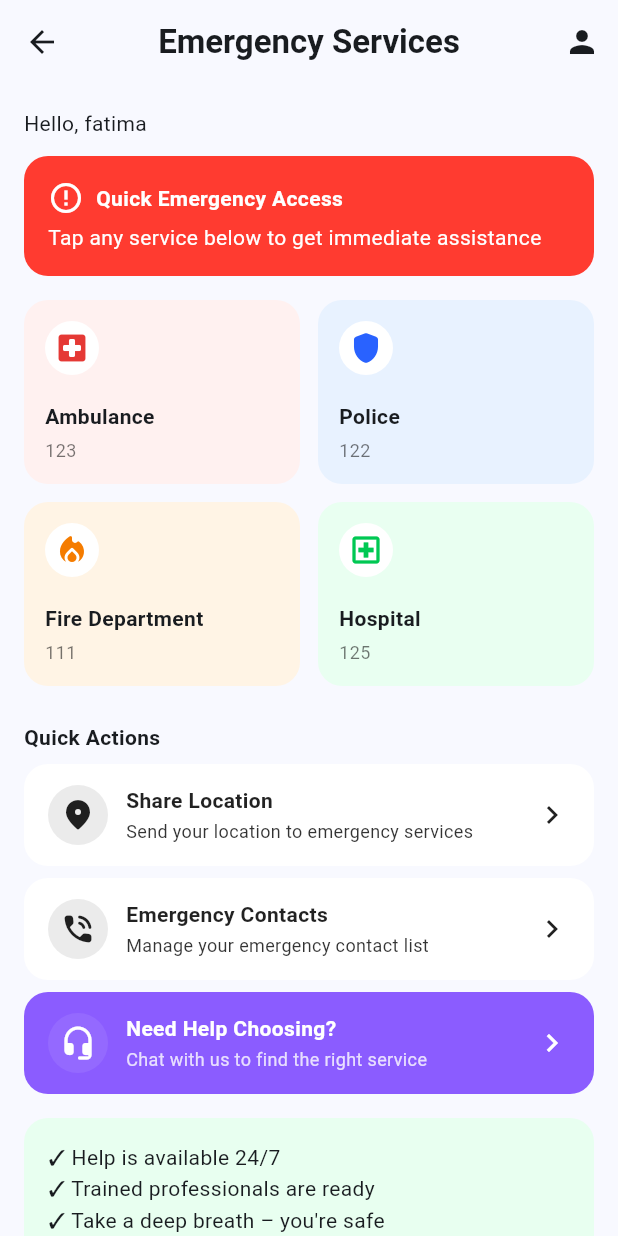
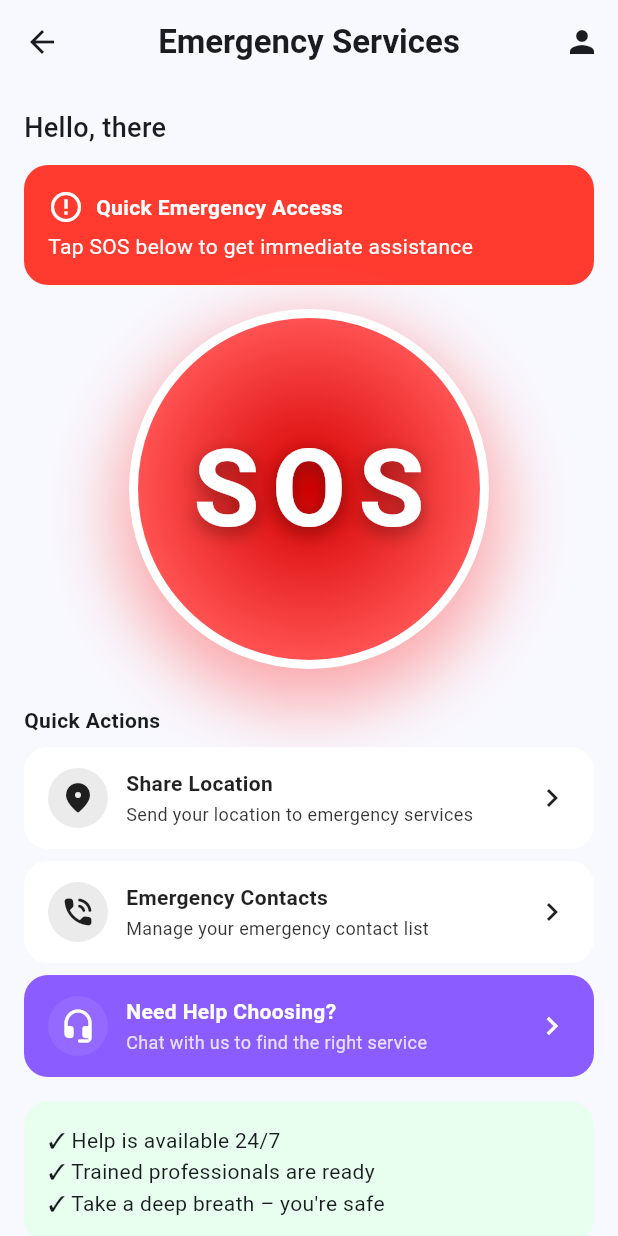
Before and after one commit to youssefhussein/Emergency-Alert, a Flutter app: the EmergencyListScreen screen opened directly, on a phone screen of 412 x 824 dp. Run offline on Flutter 3.47's test engine with Material 3 defaults, Android fonts, the phone set to English and light mode, and no system bars; our stand-ins replace audioplayers, cached_network_image, firebase_ai, firebase_core, flutter_dotenv, flutter_riverpod and 5 more; missing offline and left inert: record; accounts and stored records are empty; network calls fail.

Commit message:
Refactor EmergencyListScreen with profile integration
Updated the EmergencyListScreen to include user profile fetching and improved UI elements.

```diff
--- a/lib/screens/emergency/emergency_list_screen.dart
+++ b/lib/screens/emergency/emergency_list_screen.dart
@@ -1,12 +1,12 @@
 import 'package:flutter/material.dart';
 import 'package:supabase_flutter/supabase_flutter.dart';
-import '../../main.dart'; // gives access to themeController
+// gives access to themeController
 
 import '../../services/emergency_service.dart';
+import '../../services/profile_service.dart';
 import '../../services/emergency_request_service.dart';
 import 'emergency_detail_screen.dart';
 import 'share_location_screen.dart';
-import 'emergency_contacts_screen.dart';
 import 'emergency_chat_screen.dart';
 import 'package:emergency_alert/screens/profile/contacts_screen.dart';
 import 'package:emergency_alert/screens/profile/profile_screen.dart';
@@ -21,7 +21,7 @@ class EmergencyListScreen extends StatelessWidget {
     final c = theme.colorScheme;
     return Scaffold(
       // backgroundColor: const Color(0xFFF5F7FB),
-      backgroundColor: c.background,
+      backgroundColor: c.surface,
 
       appBar: AppBar(
         // backgroundColor: Colors.white,
@@ -29,6 +29,12 @@ class EmergencyListScreen extends StatelessWidget {
         foregroundColor: c.onSurface,
         elevation: 0,
         titleSpacing: 0,
+        leading: Navigator.canPop(context)
+            ? IconButton(
+                icon: const Icon(Icons.arrow_back),
+                onPressed: () => Navigator.of(context).pop(),
+              )
+            : null,
         title: const Text(
           'Emergency Services',
           style: TextStyle(fontWeight: FontWeight.w600),
@@ -49,7 +55,30 @@ class EmergencyListScreen extends StatelessWidget {
         child: ListView(
           padding: const EdgeInsets.all(16),
           children: [
-            const Text('Hello, fatima'),
+            FutureBuilder(
+              future: ProfileService(
+                Supabase.instance.client,
+              ).getCurrentUserProfile(),
+              builder: (context, snapshot) {
+                if (snapshot.connectionState == ConnectionState.waiting) {
+                  return const Text('Hello...');
+                }
+                final profile = snapshot.data;
+                final name =
+                    (profile != null &&
+                        profile.fullName != null &&
+                        profile.fullName!.trim().isNotEmpty)
+                    ? profile.fullName!.split(' ').first
+                    : 'there';
+                return Text(
+                  'Hello, $name',
+                  style: const TextStyle(
+                    fontSize: 18,
+                    fontWeight: FontWeight.w500,
+                  ),
+                );
+              },
+            ),
             const SizedBox(height: 12),
 
             // Red banner
@@ -77,7 +106,7 @@ class EmergencyListScreen extends StatelessWidget {
                   ),
                   SizedBox(height: 4),
                   Text(
-                    'Tap any service below to get immediate assistance',
+                    'Tap SOS below to get immediate assistance',
                     style: TextStyle(color: Colors.white),
                   ),
                 ],
@@ -86,37 +115,11 @@ class EmergencyListScreen extends StatelessWidget {
 
             const SizedBox(height: 16),
 
-            // 4 cards grid
-            GridView.builder(
-              shrinkWrap: true,
-              physics: const NeverScrollableScrollPhysics(),
-              itemCount: emergencyServices.length,
-              gridDelegate: const SliverGridDelegateWithFixedCrossAxisCount(
-                crossAxisCount: 2,
-                crossAxisSpacing: 12,
-                mainAxisSpacing: 12,
-                childAspectRatio: 1.5,
-              ),
-              itemBuilder: (context, index) {
-                final service = emergencyServices[index];
-                return _EmergencyCard(
-                  service: service,
-                  onTap: () async {
-                    // 1) TEST: show snackbar so we know onTap works
-                    ScaffoldMessenger.of(context).showSnackBar(
-                      SnackBar(
-                        content: Text('${service.name} tapped'),
-                        duration: const Duration(seconds: 1),
-                      ),
-                    );
-
-                    // 2) OPTIONAL: send request to Supabase (comment while debugging)
-                    try {
-                      await requestService.sendRequest(service: service);
-                    } catch (e) {
-                      debugPrint('sendRequest error: $e');
-                    }
-
+            // Single circular SOS card
+            Center(
+              child: GestureDetector(
+                onTap: () {
+                  final service = emergencyServices.first;
                   Navigator.push(
                     context,
                     MaterialPageRoute(
@@ -124,8 +127,50 @@ class EmergencyListScreen extends StatelessWidget {
                     ),
                   );
                 },
-                );
-              },
+                child: Container(
+                  width: 240,
+                  height: 240,
+                  decoration: BoxDecoration(
+                    gradient: RadialGradient(
+                      colors: [
+                        Colors.redAccent.shade700,
+                        Colors.redAccent,
+                        Colors.red.shade200,
+                      ],
+                      center: Alignment.center,
+                      radius: 0.95,
+                    ),
+                    shape: BoxShape.circle,
+                    boxShadow: [
+                      BoxShadow(
+                        color: Colors.redAccent.withOpacity(0.5),
+                        blurRadius: 40,
+                        spreadRadius: 8,
+                        offset: Offset(0, 16),
+                      ),
+                    ],
+                    border: Border.all(color: Colors.white, width: 6),
+                  ),
+                  child: Center(
+                    child: Text(
+                      'SOS',
+                      style: TextStyle(
+                        color: Colors.white,
+                        fontSize: 72,
+                        fontWeight: FontWeight.bold,
+                        letterSpacing: 8,
+                        shadows: [
+                          Shadow(
+                            color: Colors.black38,
+                            blurRadius: 16,
+                            offset: Offset(0, 4),
+                          ),
+                        ],
+                      ),
+                    ),
+                  ),
+                ),
+              ),
             ),
 
             const SizedBox(height: 24),
```
Lines whose indentation alone changed are shown as unchanged.
